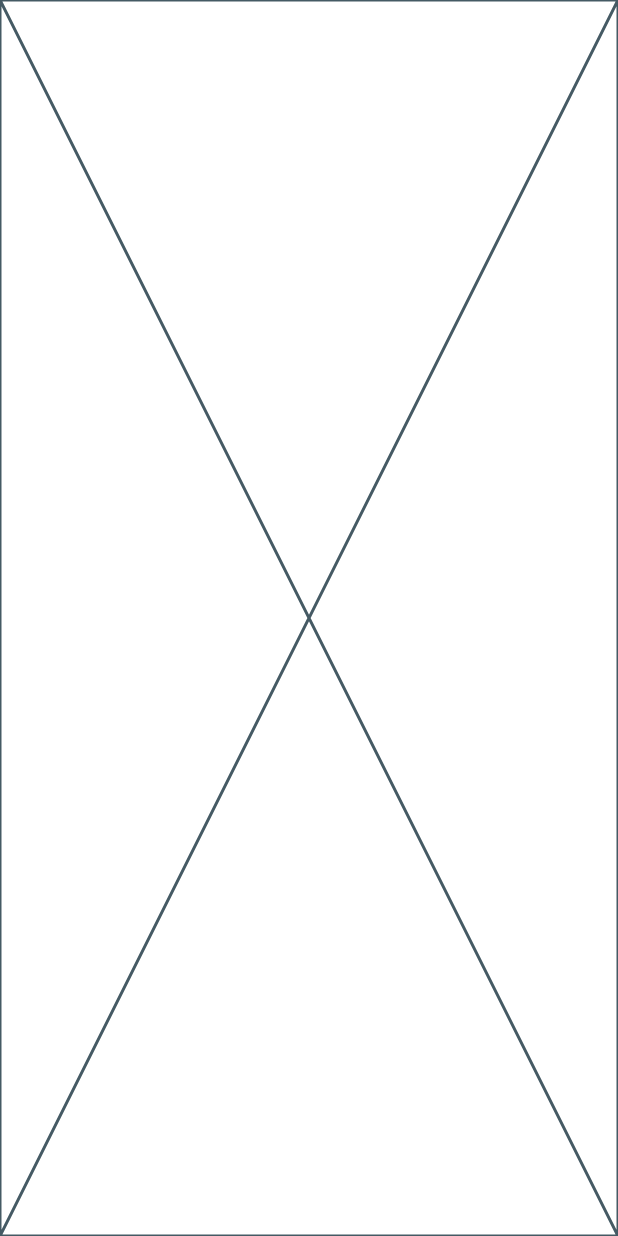
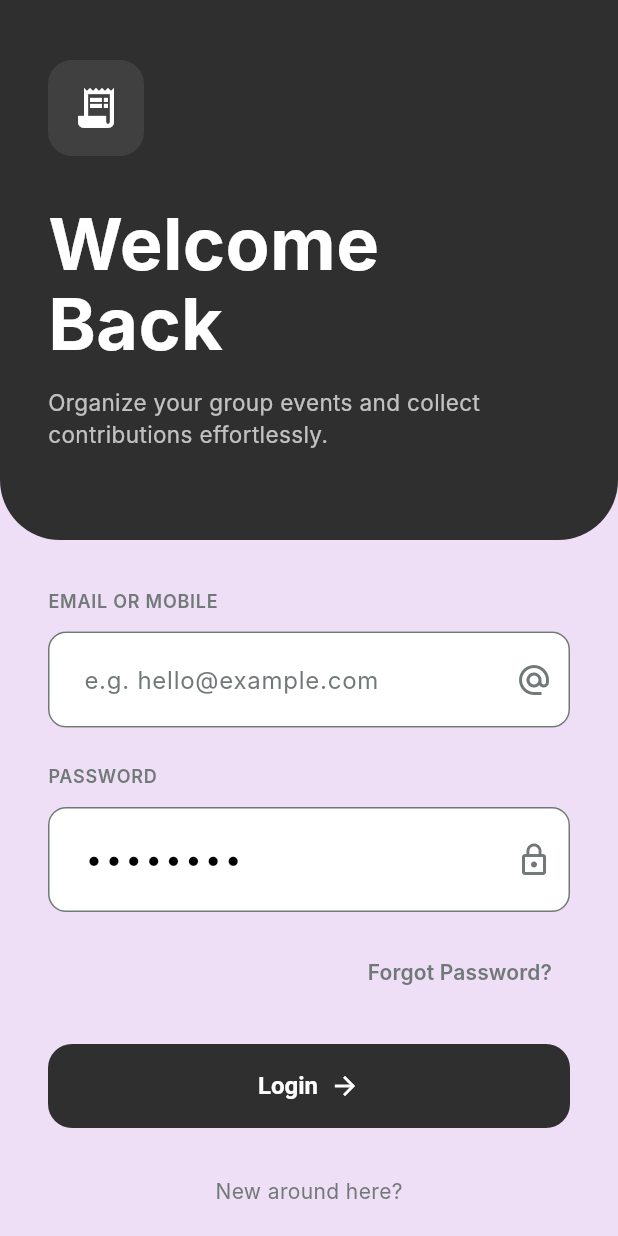
Before and after one commit to akashvadh12/Split-Money, a Flutter app: the screen it shows after launch, on a phone screen of 412 x 824 dp. Run offline on Flutter 3.47's test engine with Material 3 defaults, Android fonts, the phone set to English and light mode, and no system bars; our stand-ins replace get, shared_preferences; Roboto replaces fonts that are missing (Inter).

Commit message:
Implement login functionality with authentication service and UI

```diff
--- /dev/null
+++ b/lib/app/modules/InitialBinding/initial_binding.dart
@@ -0,0 +1,10 @@
+import 'package:get/get.dart';
+import 'package:split_money/app/modules/auth/auth_service.dart';
+
+class InitialBinding extends Bindings {
+  @override
+  void dependencies() {
+    // Initialize AuthService as a singleton
+    Get.put<AuthService>(AuthService(), permanent: true);
+  }
+}
--- a/lib/app/modules/auth/auth_binding.dart
+++ b/lib/app/modules/auth/auth_binding.dart
@@ -0,0 +1,9 @@
+import 'package:get/get.dart';
+import 'package:split_money/app/modules/auth/auth_controller.dart';
+
+class LoginBinding extends Bindings {
+  @override
+  void dependencies() {
+    Get.lazyPut<LoginController>(() => LoginController());
+  }
+}
--- /dev/null
+++ b/lib/app/modules/auth/auth_service.dart
@@ -0,0 +1,80 @@
+// ==================== AUTH SERVICE ====================
+// File: lib/services/auth_service.dart
+
+import 'package:get/get.dart';
+import 'package:shared_preferences/shared_preferences.dart';
+
+class AuthService extends GetxService {
+  final Rx<bool> isAuthenticated = false.obs;
+  final Rx<String?> currentUserEmail = Rx<String?>(null);
+
+  // Mock credentials
+  static const String mockEmail = 'Test@gmail.com';
+  static const String mockPassword = 'Test1234';
+
+  @override
+  void onInit() {
+    super.onInit();
+    _checkLoginStatus();
+  }
+
+  Future<void> _checkLoginStatus() async {
+    final prefs = await SharedPreferences.getInstance();
+    final isLoggedIn = prefs.getBool('isLoggedIn') ?? false;
+    final email = prefs.getString('userEmail');
+
+    if (isLoggedIn && email != null) {
+      isAuthenticated.value = true;
+      currentUserEmail.value = email;
+    }
+  }
+
+  Future<Map<String, dynamic>> login(String email, String password) async {
+    try {
+      // Simulate API delay
+      await Future.delayed(const Duration(seconds: 2));
+
+      // Mock validation
+      if (email.toLowerCase() == mockEmail.toLowerCase() &&
+          password == mockPassword) {
+
+        // Save login state
+        final prefs = await SharedPreferences.getInstance();
+        await prefs.setBool('isLoggedIn', true);
+        await prefs.setString('userEmail', email);
+
+        isAuthenticated.value = true;
+        currentUserEmail.value = email;
+
+        return {
+          'success': true,
+          'message': 'Login successful',
+          'user': {
+            'email': email,
+            'name': 'Test User',
+          }
+        };
+      } else {
+        return {
+          'success': false,
+          'message': 'Invalid email or password',
+        };
+      }
+    } catch (e) {
+      return {
+        'success': false,
+        'message': 'An error occurred. Please try again.',
+      };
+    }
+  }
+
+  Future<void> logout() async {
+    final prefs = await SharedPreferences.getInstance();
+    await prefs.clear();
+
+    isAuthenticated.value = false;
+    currentUserEmail.value = null;
+  }
+
+  bool get isLoggedIn => isAuthenticated.value;
+}
--- a/lib/app/modules/auth/auth_view.dart
+++ b/lib/app/modules/auth/auth_view.dart
@@ -0,0 +1,272 @@
+import 'package:flutter/material.dart';
+import 'package:get/get.dart';
+import 'package:split_money/app/modules/auth/auth_controller.dart';
+
+class LoginScreen extends GetView<LoginController> {
+  const LoginScreen({super.key});
+
+  @override
+  Widget build(BuildContext context) {
+    final theme = Theme.of(context);
+    final isDark = theme.brightness == Brightness.dark;
+
+    return Scaffold(
+      body: SafeArea(
+        child: SingleChildScrollView(
+          child: Column(
+            children: [
+              // Dark header section
+              Container(
+                width: double.infinity,
+                decoration: const BoxDecoration(
+                  color: Color(0xFF2F2F2F),
+                  borderRadius: BorderRadius.only(
+                    bottomLeft: Radius.circular(40),
+                    bottomRight: Radius.circular(40),
+                  ),
+                ),
+                padding: const EdgeInsets.fromLTRB(32, 40, 32, 60),
+                child: Column(
+                  crossAxisAlignment: CrossAxisAlignment.start,
+                  children: [
+                    // App icon
+                    Container(
+                      width: 64,
+                      height: 64,
+                      decoration: BoxDecoration(
+                        color: const Color(0xFF404040),
+                        borderRadius: BorderRadius.circular(16),
+                      ),
+                      child: const Icon(
+                        Icons.receipt_long,
+                        color: Colors.white,
+                        size: 32,
+                      ),
+                    ),
+                    const SizedBox(height: 32),
+                    // Welcome text
+                    const Text(
+                      'Welcome\nBack',
+                      style: TextStyle(
+                        fontSize: 48,
+                        fontWeight: FontWeight.bold,
+                        color: Colors.white,
+                        height: 1.1,
+                      ),
+                    ),
+                    const SizedBox(height: 16),
+                    Text(
+                      'Organize your group events and collect\ncontributions effortlessly.',
+                      style: TextStyle(
+                        fontSize: 15,
+                        color: Colors.white.withOpacity(0.7),
+                        height: 1.4,
+                      ),
+                    ),
+                  ],
+                ),
+              ),
+
+              // Light form section
+              Container(
+                width: double.infinity,
+                decoration: BoxDecoration(
+                  color: isDark ? const Color(0xFF1A1C1E) : const Color(0xFFEEDEF6),
+                ),
+                padding: const EdgeInsets.all(32),
+                child: Column(
+                  crossAxisAlignment: CrossAxisAlignment.stretch,
+                  children: [
+                    // Email field
+                    Text(
+                      'EMAIL OR MOBILE',
+                      style: TextStyle(
+                        fontSize: 12,
+                        fontWeight: FontWeight.w600,
+                        color: isDark ? const Color(0xFF8A9291) : const Color(0xFF707978),
+                        letterSpacing: 0.5,
+                      ),
+                    ),
+                    const SizedBox(height: 12),
+                    Obx(() => TextField(
+                      controller: controller.emailController,
+                      keyboardType: TextInputType.emailAddress,
+                      decoration: InputDecoration(
+                        hintText: 'e.g. hello@example.com',
+                        hintStyle: TextStyle(
+                          color: isDark ? const Color(0xFF8A9291) : const Color(0xFF707978),
+                        ),
+                        suffixIcon: Icon(
+                          Icons.alternate_email,
+                          color: isDark ? const Color(0xFF8A9291) : const Color(0xFF707978),
+                        ),
+                        filled: true,
+                        fillColor: isDark ? const Color(0xFF222427) : Colors.white,
+                        border: OutlineInputBorder(
+                          borderRadius: BorderRadius.circular(16),
+                          borderSide: BorderSide.none,
+                        ),
+                        errorBorder: OutlineInputBorder(
+                          borderRadius: BorderRadius.circular(16),
+                          borderSide: const BorderSide(color: Colors.red),
+                        ),
+                        focusedErrorBorder: OutlineInputBorder(
+                          borderRadius: BorderRadius.circular(16),
+                          borderSide: const BorderSide(color: Colors.red, width: 2),
+                        ),
+                        errorText: controller.emailError.value.isEmpty
+                            ? null
+                            : controller.emailError.value,
+                        contentPadding: const EdgeInsets.all(20),
+                      ),
+                    )),
+
+                    const SizedBox(height: 24),
+
+                    // Password field
+                    Text(
+                      'PASSWORD',
+                      style: TextStyle(
+                        fontSize: 12,
+                        fontWeight: FontWeight.w600,
+                        color: isDark ? const Color(0xFF8A9291) : const Color(0xFF707978),
+                        letterSpacing: 0.5,
+                      ),
+                    ),
+                    const SizedBox(height: 12),
+                    Obx(() => TextField(
+                      controller: controller.passwordController,
+                      obscureText: controller.obscurePassword.value,
+                      decoration: InputDecoration(
+                        hintText: '••••••••',
+                        hintStyle: const TextStyle(
+                          fontSize: 20,
+                          letterSpacing: 2,
+                        ),
+                        suffixIcon: IconButton(
+                          icon: Icon(
+                            controller.obscurePassword.value
+                                ? Icons.lock_outline
+                                : Icons.lock_open_outlined,
+                            color: isDark ? const Color(0xFF8A9291) : const Color(0xFF707978),
+                          ),
+                          onPressed: controller.togglePasswordVisibility,
+                        ),
+                        filled: true,
+                        fillColor: isDark ? const Color(0xFF222427) : Colors.white,
+                        border: OutlineInputBorder(
+                          borderRadius: BorderRadius.circular(16),
+                          borderSide: BorderSide.none,
+                        ),
+                        errorBorder: OutlineInputBorder(
+                          borderRadius: BorderRadius.circular(16),
+                          borderSide: const BorderSide(color: Colors.red),
+                        ),
+                        focusedErrorBorder: OutlineInputBorder(
+                          borderRadius: BorderRadius.circular(16),
+                          borderSide: const BorderSide(color: Colors.red, width: 2),
+                        ),
+                        errorText: controller.passwordError.value.isEmpty
+                            ? null
+                            : controller.passwordError.value,
+                        contentPadding: const EdgeInsets.all(20),
+                      ),
+                    )),
+
+                    const SizedBox(height: 16),
+
+                    // Forgot password
+                    Align(
+                      alignment: Alignment.centerRight,
+                      child: TextButton(
+                        onPressed: controller.forgotPassword,
+                        child: Text(
+                          'Forgot Password?',
+                          style: TextStyle(
+                            color: isDark ? const Color(0xFF8A9291) : const Color(0xFF707978),
+                            fontSize: 14,
+                          ),
+                        ),
+                      ),
+                    ),
+
+                    const SizedBox(height: 24),
+
+                    // Login button
+                    Obx(() => ElevatedButton(
+                      onPressed: controller.isLoading.value ? null : controller.login,
+                      style: ElevatedButton.styleFrom(
+                        backgroundColor: const Color(0xFF2F2F2F),
+                        foregroundColor: Colors.white,
+                        padding: const EdgeInsets.symmetric(vertical: 18),
+                        shape: RoundedRectangleBorder(
+                          borderRadius: BorderRadius.circular(16),
+                        ),
+                        elevation: 0,
+                        disabledBackgroundColor: const Color(0xFF707978),
+                      ),
+                      child: controller.isLoading.value
+                          ? const SizedBox(
+                              height: 20,
+                              width: 20,
+                              child: CircularProgressIndicator(
+                                strokeWidth: 2,
+                                valueColor: AlwaysStoppedAnimation<Color>(Colors.white),
+                              ),
+                            )
+                          : const Row(
+                              mainAxisAlignment: MainAxisAlignment.center,
+                              children: [
+                                Text(
+                                  'Login',
+                                  style: TextStyle(
+                                    fontSize: 16,
+                                    fontWeight: FontWeight.w600,
+                                  ),
+                                ),
+                                SizedBox(width: 8),
+                                Icon(Icons.arrow_forward, size: 20),
+                              ],
+                            ),
+                    )),
+
+                    const SizedBox(height: 32),
+
+                    // Create account
+                    Center(
+                      child: Column(
+                        children: [
+                          Text(
+                            'New around here?',
+                            style: TextStyle(
+                              color: isDark ? const Color(0xFF8A9291) : const Color(0xFF707978),
+                              fontSize: 14,
+                            ),
+                          ),
+                          const SizedBox(height: 8),
+                          TextButton(
+                            onPressed: controller.navigateToSignup,
+                            child: Text(
+                              'Create Account',
+                              style: TextStyle(
+                                color: isDark ? const Color(0xFFE2E2E2) : const Color(0xFF2F2F2F),
+                                fontSize: 16,
+                                fontWeight: FontWeight.w600,
+                              ),
+                            ),
+                          ),
+                        ],
+                      ),
+                    ),
+
+                    const SizedBox(height: 40),
+                  ],
+                ),
+              ),
+            ],
+          ),
+        ),
+      ),
+    );
+  }
+}
--- a/lib/app/routes/app_pages.dart
+++ b/lib/app/routes/app_pages.dart
@@ -1,4 +1,6 @@
 import 'package:get/get.dart';
+import 'package:split_money/app/modules/auth/auth_binding.dart';
+import 'package:split_money/app/modules/auth/auth_view.dart';
 import 'package:split_money/app/modules/home/home_view.dart';
 import 'package:split_money/main.dart';
 
@@ -7,10 +9,16 @@ import 'app_routes.dart';
 class AppPages {
   static final routes = [
     GetPage(
-      name: AppRoutes.splash,
-      page: () => const HomeView(),
-      // binding: SplashBinding(),
+      name: AppRoutes.login,
+      page: () => const LoginScreen(),
+      binding: LoginBinding(),
     ),
+    // GetPage(
+
+    //   name: AppRoutes.splash,
+    //   page: () => const HomeView(),
+    //   // binding: SplashBinding(),
+    // ),
     // GetPage(
     //   name: AppRoutes.onboarding,
     //   page: () => const OnboardingView(),
--- a/lib/main.dart
+++ b/lib/main.dart
@@ -1,6 +1,7 @@
 import 'package:flutter/material.dart';
 import 'package:get/get.dart';
 import 'package:split_money/app/core/theme/theme.dart';
+import 'package:split_money/app/modules/InitialBinding/initial_binding.dart';
 import 'package:split_money/app/routes/app_pages.dart';
 import 'package:split_money/app/routes/app_routes.dart';
 
@@ -21,7 +22,8 @@ class SplitMoney extends StatelessWidget {
       theme: buildLightTheme(),
       darkTheme: buildDarkTheme(),
       themeMode: ThemeMode.system,
-      initialRoute: AppRoutes.splash,
+       initialBinding: InitialBinding(),
+      initialRoute: AppRoutes.login,
       getPages: AppPages.routes,
       defaultTransition: Transition.cupertino,
     );
--- a/pubspec.yaml
+++ b/pubspec.yaml
@@ -36,6 +36,7 @@ dependencies:
   cupertino_icons: ^1.0.8
   get: ^4.7.3
   dio: ^5.9.0
+  shared_preferences: ^2.5.4
 
 dev_dependencies:
   flutter_test:
```
Also changed, not shown: lib/app/modules/auth/auth_controller.dart (+116 -0 lines), pubspec.lock, 5 other files.
